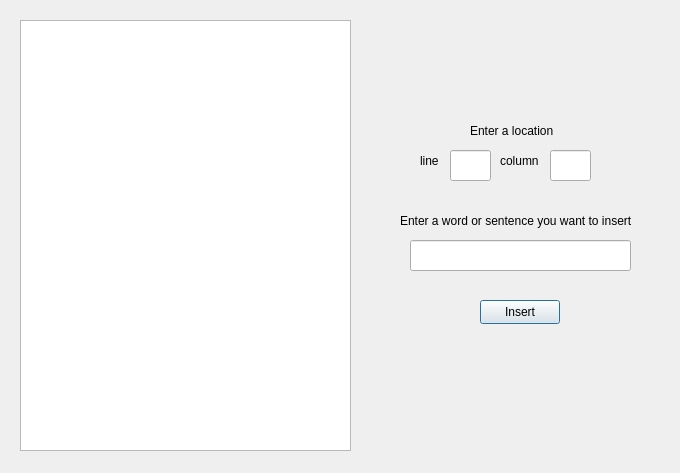
The window that fileinsert.ui (QjaYo/qt_project) describes before a commit, drawn with Qt 5.
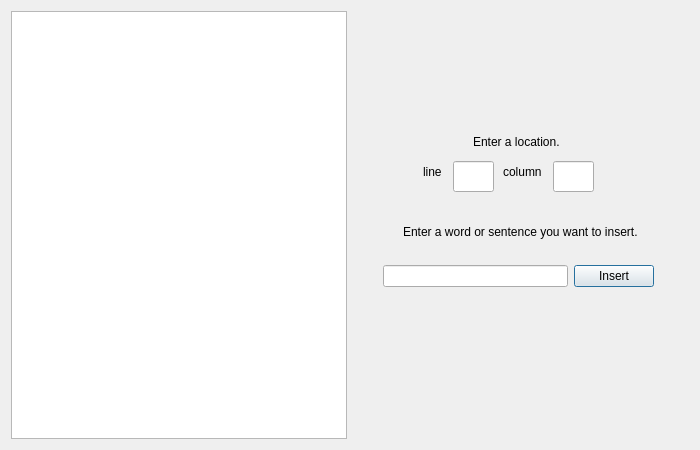
The same window after the commit.

```diff
--- a/fileinsert.ui
+++ b/fileinsert.ui
@@ -6,35 +6,16 @@
    <rect>
     <x>0</x>
     <y>0</y>
-    <width>680</width>
-    <height>473</height>
+    <width>700</width>
+    <height>450</height>
    </rect>
   </property>
   <property name="windowTitle">
    <string>Dialog</string>
   </property>
-  <widget class="QLabel" name="question_1">
-   <property name="geometry">
-    <rect>
-     <x>470</x>
-     <y>120</y>
-     <width>91</width>
-     <height>21</height>
-    </rect>
-   </property>
-   <property name="text">
-    <string>Enter a location</string>
-   </property>
-  </widget>
+  <layout class="QHBoxLayout" name="horizontalLayout">
+   <item>
   <widget class="QTextEdit" name="fileContent">
-   <property name="geometry">
-    <rect>
-     <x>20</x>
-     <y>20</y>
-     <width>331</width>
-     <height>431</height>
-    </rect>
-   </property>
    <property name="readOnly">
     <bool>true</bool>
    </property>
@@ -49,43 +30,45 @@
 &lt;p style=&quot;-qt-paragraph-type:empty; margin-top:0px; margin-bottom:0px; margin-left:0px; margin-right:0px; -qt-block-indent:0; text-indent:0px;&quot;&gt;&lt;br /&gt;&lt;/p&gt;&lt;/body&gt;&lt;/html&gt;</string>
    </property>
   </widget>
-  <widget class="QLineEdit" name="edit_line">
-   <property name="geometry">
-    <rect>
-     <x>450</x>
-     <y>150</y>
-     <width>41</width>
-     <height>31</height>
-    </rect>
-   </property>
-  </widget>
-  <widget class="QLineEdit" name="edit_column">
+   </item>
+   <item>
+    <widget class="QWidget" name="UserSpace" native="true">
+     <property name="sizePolicy">
+      <sizepolicy hsizetype="Expanding" vsizetype="Expanding">
+       <horstretch>0</horstretch>
+       <verstretch>0</verstretch>
+      </sizepolicy>
+     </property>
+     <widget class="QLabel" name="label_1">
    <property name="geometry">
     <rect>
-     <x>550</x>
-     <y>150</y>
-     <width>41</width>
-     <height>31</height>
-    </rect>
-   </property>
-  </widget>
-  <widget class="QLabel" name="label_line">
-   <property name="geometry">
-    <rect>
-     <x>420</x>
-     <y>150</y>
-     <width>21</width>
+        <x>120</x>
+        <y>120</y>
+        <width>91</width>
      <height>21</height>
     </rect>
    </property>
    <property name="text">
-    <string>line</string>
+       <string>Enter a location.</string>
+      </property>
+     </widget>
+     <widget class="QLineEdit" name="lineEdit_column">
+      <property name="geometry">
+       <rect>
+        <x>200</x>
+        <y>150</y>
+        <width>41</width>
+        <height>31</height>
+       </rect>
+      </property>
+      <property name="alignment">
+       <set>Qt::AlignmentFlag::AlignCenter</set>
    </property>
   </widget>
   <widget class="QLabel" name="label_column">
    <property name="geometry">
     <rect>
-     <x>500</x>
+        <x>150</x>
      <y>150</y>
      <width>41</width>
      <height>21</height>
@@ -95,42 +78,80 @@
     <string>column</string>
    </property>
   </widget>
-  <widget class="QLabel" name="question_2">
+     <widget class="QLineEdit" name="lineEdit_line">
    <property name="geometry">
     <rect>
-     <x>400</x>
+        <x>100</x>
+        <y>150</y>
+        <width>41</width>
+        <height>31</height>
+       </rect>
+      </property>
+      <property name="alignment">
+       <set>Qt::AlignmentFlag::AlignCenter</set>
+      </property>
+     </widget>
+     <widget class="QLabel" name="label_2">
+      <property name="geometry">
+       <rect>
+        <x>50</x>
      <y>210</y>
      <width>241</width>
      <height>21</height>
     </rect>
    </property>
    <property name="text">
-    <string>Enter a word or sentence you want to insert</string>
-   </property>
-  </widget>
-  <widget class="QLineEdit" name="edit_insert">
+       <string>Enter a word or sentence you want to insert.</string>
+      </property>
+     </widget>
+     <widget class="QLabel" name="label_line">
    <property name="geometry">
     <rect>
-     <x>410</x>
-     <y>240</y>
-     <width>221</width>
+        <x>70</x>
+        <y>150</y>
+        <width>21</width>
+        <height>21</height>
+       </rect>
+      </property>
+      <property name="text">
+       <string>line</string>
+      </property>
+     </widget>
+     <widget class="QWidget" name="horizontalLayoutWidget">
+      <property name="geometry">
+       <rect>
+        <x>30</x>
+        <y>250</y>
+        <width>271</width>
      <height>31</height>
     </rect>
    </property>
-  </widget>
+      <layout class="QHBoxLayout" name="horizontalLayout_2">
+       <item>
+        <widget class="QLineEdit" name="lineEdit_insert">
+         <property name="alignment">
+          <set>Qt::AlignmentFlag::AlignCenter</set>
+         </property>
+        </widget>
+       </item>
+       <item>
   <widget class="QPushButton" name="btn_insert">
-   <property name="geometry">
-    <rect>
-     <x>480</x>
-     <y>300</y>
-     <width>80</width>
-     <height>24</height>
-    </rect>
+         <property name="sizePolicy">
+          <sizepolicy hsizetype="Preferred" vsizetype="Fixed">
+           <horstretch>0</horstretch>
+           <verstretch>0</verstretch>
+          </sizepolicy>
    </property>
    <property name="text">
     <string>Insert</string>
    </property>
   </widget>
+       </item>
+      </layout>
+     </widget>
+    </widget>
+   </item>
+  </layout>
  </widget>
  <resources/>
  <connections/>
```
Lines whose indentation alone changed are shown as unchanged.
